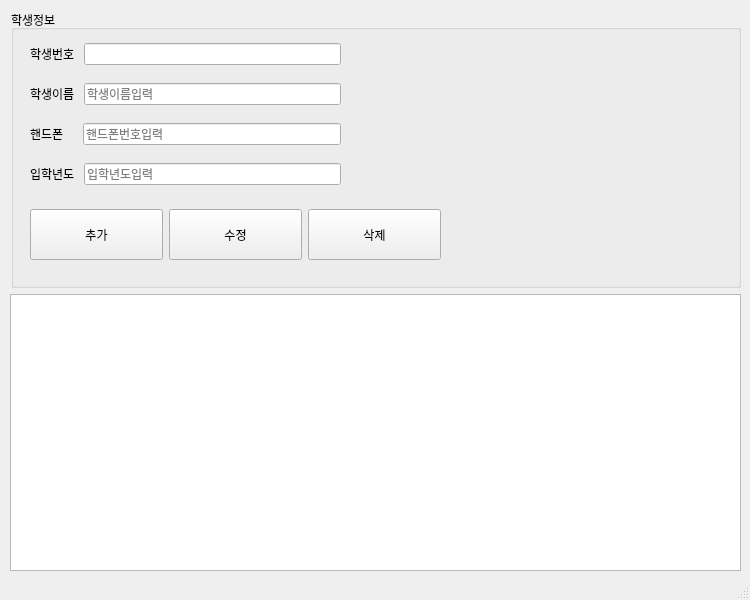
Old version of the form toyproject/studentdb.ui in the repository hugoMGSung/java-database-2025.
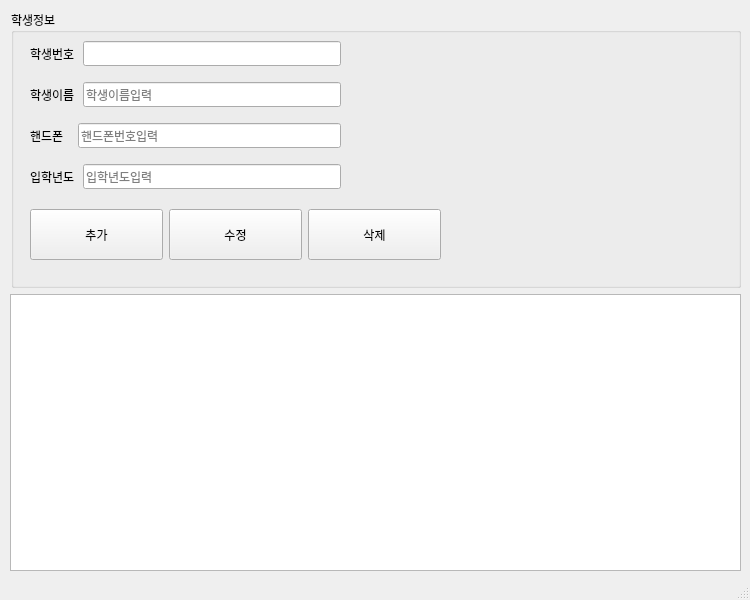
New version of the form.

Commit message: 8일차 커밋

```diff
--- a/toyproject/studentdb.ui
+++ b/toyproject/studentdb.ui
@@ -10,12 +10,23 @@
     <height>600</height>
    </rect>
   </property>
+  <property name="minimumSize">
+   <size>
+    <width>750</width>
+    <height>600</height>
+   </size>
+  </property>
   <property name="maximumSize">
    <size>
     <width>750</width>
     <height>600</height>
    </size>
   </property>
+  <property name="font">
+   <font>
+    <family>D2Coding</family>
+   </font>
+  </property>
   <property name="windowTitle">
    <string>MainWindow</string>
   </property>
@@ -125,7 +136,7 @@
              <item>
               <widget class="QLabel" name="label_3">
                <property name="text">
-                <string>핸드폰    </string>
+                <string>핸드폰   </string>
                </property>
               </widget>
              </item>
```
Left out of the diff: 8 changed lines with no effect on the pictures. The commit also changes 2 other files.
